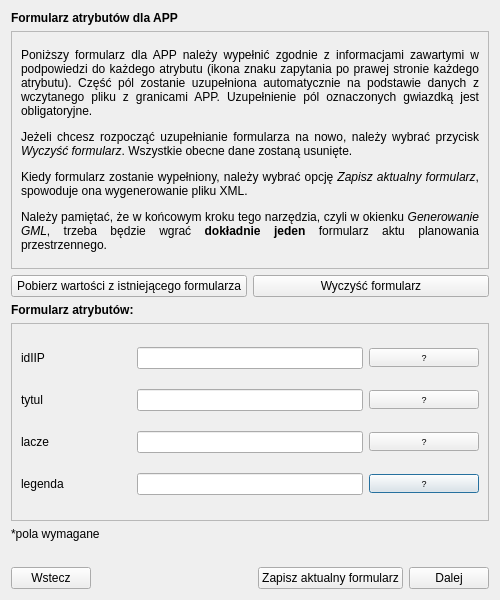
Before: the Qt Designer form modules/app/views/ui/formularz_wektor_dialog_base.ui in envirosolutionspl/wtyczka_qgis_app, drawn with Qt 5.
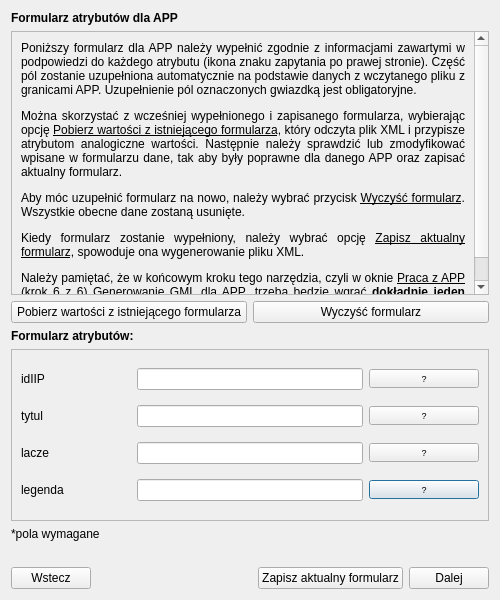
After: the same form once the commit is applied.

Diff of the .ui file:
```diff
--- a/modules/app/views/ui/formularz_wektor_dialog_base.ui
+++ b/modules/app/views/ui/formularz_wektor_dialog_base.ui
@@ -45,8 +45,8 @@
          <rect>
           <x>0</x>
           <y>0</y>
-          <width>453</width>
-          <height>250</height>
+          <width>478</width>
+          <height>210</height>
          </rect>
         </property>
         <layout class="QGridLayout" name="gridLayout">
@@ -58,7 +58,7 @@
             </font>
            </property>
            <property name="text">
-            <string>&lt;html&gt;&lt;head/&gt;&lt;body&gt;&lt;p&gt;Poniższy formularz dla APP należy wypełnić zgodnie z informacjami zawartymi w podpowiedzi do każdego atrybutu (ikona znaku zapytania po prawej stronie każdego atrybutu). Część pól zostanie uzupełniona automatycznie na podstawie danych z wczytanego pliku z granicami APP. Uzupełnienie pól oznaczonych gwiazdką jest obligatoryjne. &lt;/p&gt;&lt;p&gt;Jeżeli chcesz rozpocząć uzupełnianie formularza na nowo, należy wybrać przycisk &lt;span style=&quot; font-style:italic;&quot;&gt;Wyczyść formularz&lt;/span&gt;. Wszystkie obecne dane zostaną usunięte. &lt;/p&gt;&lt;p&gt;Kiedy formularz zostanie wypełniony, należy wybrać opcję &lt;span style=&quot; font-style:italic;&quot;&gt;Zapisz aktualny formularz&lt;/span&gt;, spowoduje ona wygenerowanie pliku XML. &lt;/p&gt;&lt;p&gt;Należy pamiętać, że w końcowym kroku tego narzędzia, czyli w okienku &lt;span style=&quot; font-style:italic;&quot;&gt;Generowanie GML&lt;/span&gt;, trzeba będzie wgrać &lt;span style=&quot; font-weight:600;&quot;&gt;dokładnie jeden&lt;/span&gt; formularz aktu planowania przestrzennego. &lt;/p&gt;&lt;/body&gt;&lt;/html&gt;</string>
+            <string>&lt;html&gt;&lt;head/&gt;&lt;body&gt;&lt;p&gt;Poniższy formularz dla APP należy wypełnić zgodnie z informacjami zawartymi w podpowiedzi do każdego atrybutu (ikona znaku zapytania po prawej stronie). Część pól zostanie uzupełniona automatycznie na podstawie danych z wczytanego pliku z granicami APP. Uzupełnienie pól oznaczonych gwiazdką jest obligatoryjne. &lt;/p&gt;&lt;p&gt;Można skorzystać z wcześniej wypełnionego i zapisanego formularza, wybierając opcję &lt;span style=&quot; text-decoration: underline;&quot;&gt;Pobierz wartości z istniejącego formularza&lt;/span&gt;, który odczyta plik XML i przypisze atrybutom analogiczne wartości. Następnie należy sprawdzić lub zmodyfikować wpisane w formularzu dane, tak aby były poprawne dla danego APP oraz zapisać aktualny formularz. &lt;/p&gt;&lt;p&gt;Aby móc uzupełnić formularz na nowo, należy wybrać przycisk &lt;span style=&quot; text-decoration: underline;&quot;&gt;Wyczyść formularz&lt;/span&gt;. Wszystkie obecne dane zostaną usunięte. &lt;/p&gt;&lt;p&gt;Kiedy formularz zostanie wypełniony, należy wybrać opcję &lt;span style=&quot; text-decoration: underline;&quot;&gt;Zapisz aktualny formularz&lt;/span&gt;, spowoduje ona wygenerowanie pliku XML. &lt;/p&gt;&lt;p&gt;Należy pamiętać, że w końcowym kroku tego narzędzia, czyli w oknie &lt;span style=&quot; text-decoration: underline;&quot;&gt;Praca z APP (krok 6 z 6) Generowanie GML dla APP&lt;/span&gt;, trzeba będzie wgrać &lt;span style=&quot; font-weight:600;&quot;&gt;dokładnie jeden&lt;/span&gt; formularz dla APP. &lt;/p&gt;&lt;/body&gt;&lt;/html&gt;</string>
            </property>
            <property name="alignment">
             <set>Qt::AlignJustify|Qt::AlignVCenter</set>
@@ -125,8 +125,8 @@
          <rect>
           <x>0</x>
           <y>0</y>
-          <width>453</width>
-          <height>155</height>
+          <width>478</width>
+          <height>208</height>
          </rect>
         </property>
         <layout class="QGridLayout" name="gridLayout_2">
```
